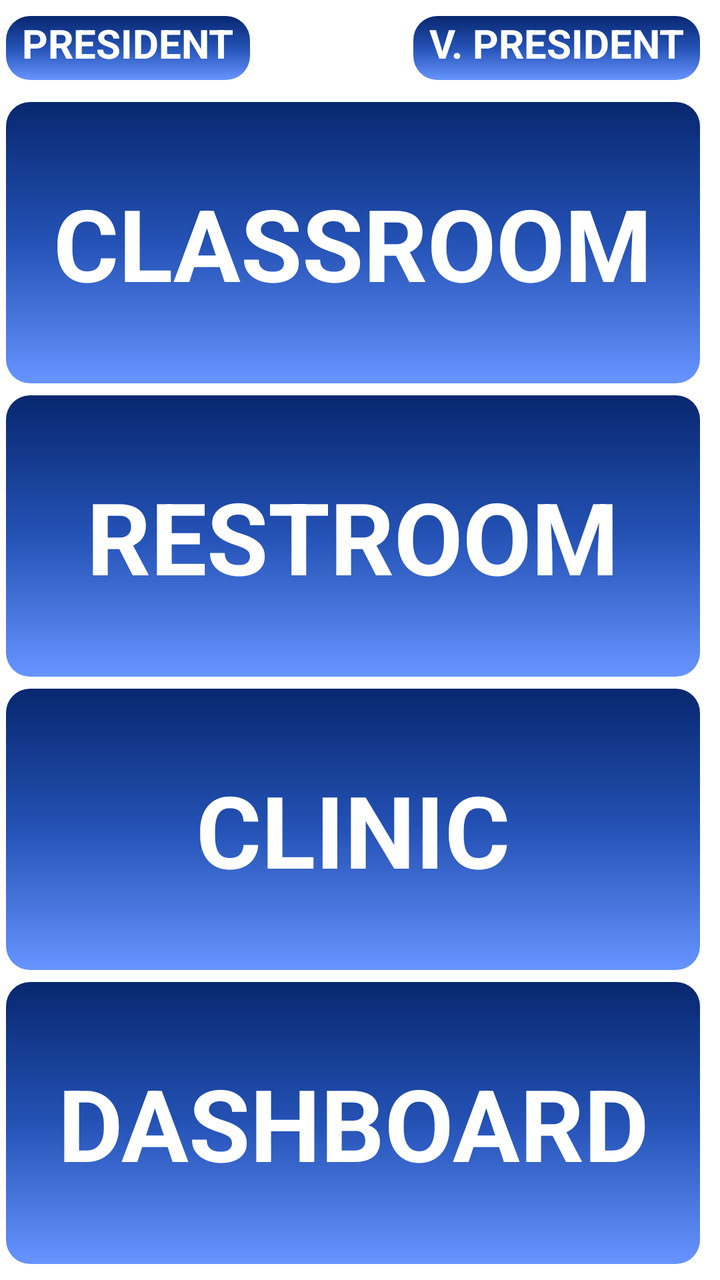
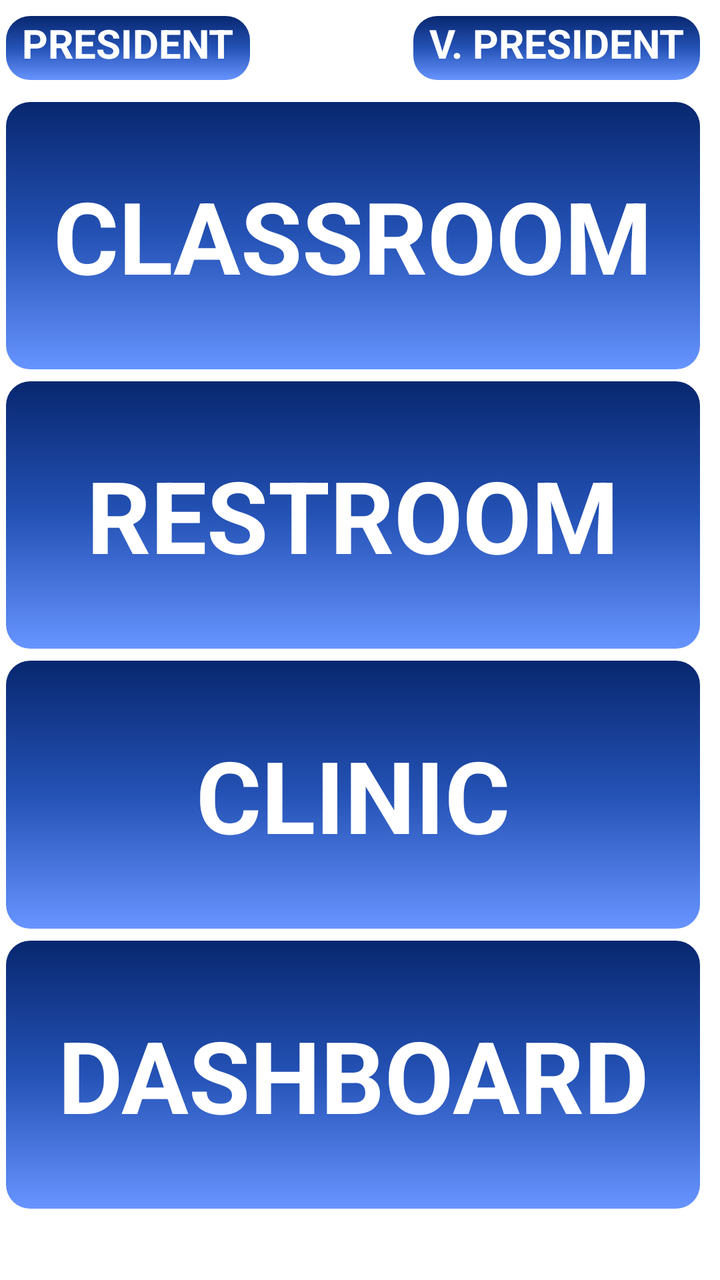

Two renders of the same Android screen: before a commit and after it. Below are the layout's source before the change and the commit's diff.
<!-- AndroidManifest.xml: application theme Theme.SurelyPresent -->
<!-- res/layout/activity_vpresident_dashboard.xml -->
<?xml version="1.0" encoding="utf-8"?>
<ScrollView xmlns:android="http://schemas.android.com/apk/res/android"
    android:layout_width="match_parent"
    android:layout_height="match_parent"
    android:background="#FFFFFF"
    android:fillViewport="true">

    <LinearLayout
        android:layout_width="match_parent"
        android:layout_height="match_parent"
        android:orientation="vertical"
        android:paddingStart="3dp"
        android:paddingEnd="10dp"
        android:paddingTop="3dp"
        android:paddingBottom="8dp">

        
        <RadioGroup
            android:id="@+id/roleGroup"
            android:layout_width="match_parent"
            android:layout_height="42dp"
            android:orientation="horizontal"
            android:gravity="center_vertical">

            <RadioButton
                android:id="@+id/presidentOption"
                android:layout_width="wrap_content"
                android:layout_height="32dp"
                android:background="@drawable/button_gradient"

                android:paddingStart="8dp"
                android:paddingEnd="8dp"
                android:text="PRESIDENT"
                android:textColor="#FFFFFF"
                android:textSize="20sp"
                android:textStyle="bold"
                android:checked="true" />

            <Space
                android:layout_width="0dp"
                android:layout_height="1dp"
                android:layout_weight="1" />

            <RadioButton
                android:id="@+id/vicePresidentOption"
                android:layout_width="wrap_content"
                android:layout_height="32dp"
                android:background="@drawable/button_gradient"
                android:paddingStart="8dp"
                android:paddingEnd="8dp"
                android:text="V. PRESIDENT"
                android:textColor="#FFFFFF"
                android:textSize="20sp"
                android:textStyle="bold" />

        </RadioGroup>

        
        <Button
            android:id="@+id/classroomButton"
            android:layout_width="match_parent"
            android:layout_height="0dp"
            android:layout_weight="1"
            android:layout_marginTop="6dp"
            android:background="@drawable/button_gradient"
            android:gravity="center"
            android:padding="0dp"
            android:insetTop="0dp"
            android:insetBottom="0dp"
            android:stateListAnimator="@null"
            android:text="CLASSROOM"
            android:textAlignment="center"
            android:textColor="#FFFFFF"
            android:textSize="50sp"
            android:textStyle="bold" />

        
        <Button
            android:id="@+id/restroomButton"
            android:layout_width="match_parent"
            android:layout_height="0dp"
            android:layout_weight="1"
            android:layout_marginTop="6dp"
            android:background="@drawable/button_gradient"
            android:gravity="center"
            android:padding="0dp"
            android:insetTop="0dp"
            android:insetBottom="0dp"
            android:stateListAnimator="@null"
            android:text="RESTROOM"
            android:textAlignment="center"
            android:textColor="#FFFFFF"
            android:textSize="50sp"
            android:textStyle="bold" />

        
        <Button
            android:id="@+id/clinicButton"
            android:layout_width="match_parent"
            android:layout_height="0dp"
            android:layout_weight="1"
            android:layout_marginTop="6dp"
            android:background="@drawable/button_gradient"
            android:gravity="center"
            android:padding="0dp"
            android:insetTop="0dp"
            android:insetBottom="0dp"
            android:stateListAnimator="@null"
            android:text="CLINIC"
            android:textAlignment="center"
            android:textColor="#FFFFFF"
            android:textSize="50sp"
            android:textStyle="bold" />

        
        <Button
            android:id="@+id/dashboardButton"
            android:layout_width="match_parent"
            android:layout_height="0dp"
            android:layout_weight="1"
            android:layout_marginTop="6dp"
            android:background="@drawable/button_gradient"
            android:gravity="center"
            android:padding="0dp"
            android:insetTop="0dp"
            android:insetBottom="0dp"
            android:stateListAnimator="@null"
            android:text="DASHBOARD"
            android:textAlignment="center"
            android:textColor="#FFFFFF"
            android:textSize="50sp"
            android:textStyle="bold" />


    </LinearLayout>

</ScrollView>
<!-- resources referenced by this layout -->
<resources>
  <!-- drawable button_gradient (drawable) -->
  <?xml version="1.0" encoding="utf-8"?>
  <shape xmlns:android="http://schemas.android.com/apk/res/android"
      android:shape="rectangle">
  
      <corners android:radius="12dp" />
  
      <gradient
          android:angle="270"
          android:startColor="#08276F"
          android:centerColor="#2452B5"
          android:endColor="#6794FF"
          android:type="linear" />
  
  </shape>
  <style name="Theme.SurelyPresent" parent="Theme.MaterialComponents.DayNight.DarkActionBar">
          
          <item name="colorPrimary">@color/purple_200</item>
          <item name="colorPrimaryVariant">@color/purple_700</item>
          <item name="colorOnPrimary">@color/black</item>
          
          <item name="colorSecondary">@color/teal_200</item>
          <item name="colorSecondaryVariant">@color/teal_200</item>
          <item name="colorOnSecondary">@color/black</item>
          
          <item name="android:statusBarColor">?attr/colorPrimaryVariant</item>
          
      </style>
  <color name="purple_200">#FFBB86FC</color>
  <color name="purple_700">#FF3700B3</color>
  <color name="black">#FF000000</color>
  <color name="teal_200">#FF03DAC5</color>
</resources>

<!-- the commit's change to res/layout/activity_vpresident_dashboard.xml (unified diff, before → after) -->
@@ -131,6 +131,17 @@
             android:textSize="50sp"
             android:textStyle="bold" />
 
+        
+        <TextView
+            android:id="@+id/statusText"
+            android:layout_width="match_parent"
+            android:layout_height="wrap_content"
+            android:layout_marginTop="6dp"
+            android:gravity="center"
+            android:text=""
+            android:textColor="#333333"
+            android:textSize="16sp" />
+
 
     </LinearLayout>
 
